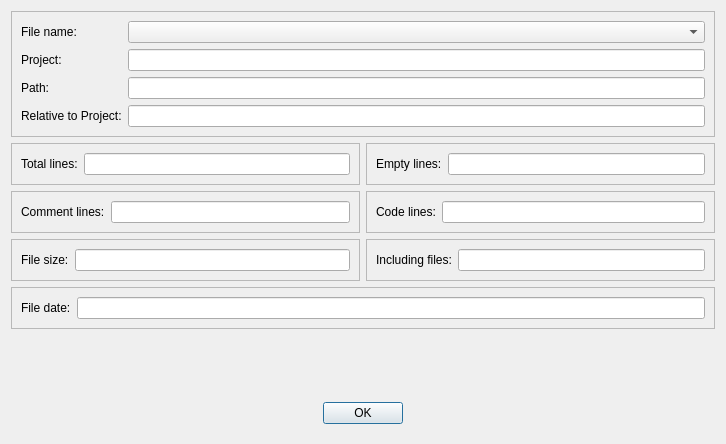
royqh1979/RedPanda-CPP, file RedPandaIDE/widgets/filepropertiesdialog.ui: the form before one commit.
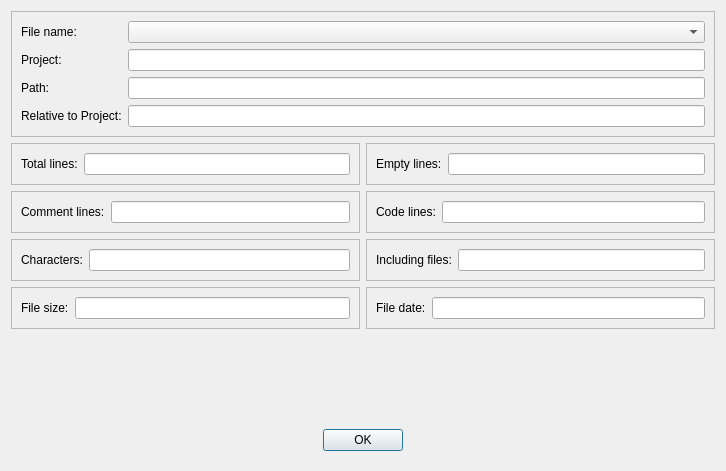
The form after the commit.

Commit message: - enhancement: Just keeping two digits after the decimal point for file size in the file properties dialog.

```diff
--- a/RedPandaIDE/widgets/filepropertiesdialog.ui
+++ b/RedPandaIDE/widgets/filepropertiesdialog.ui
@@ -7,7 +7,7 @@
     <x>0</x>
     <y>0</y>
     <width>726</width>
-    <height>444</height>
+    <height>471</height>
    </rect>
   </property>
   <property name="windowTitle">
@@ -228,58 +228,6 @@
      </property>
     </spacer>
    </item>
-   <item row="3" column="0">
-    <widget class="QFrame" name="frame_6">
-     <property name="frameShape">
-      <enum>QFrame::StyledPanel</enum>
-     </property>
-     <property name="frameShadow">
-      <enum>QFrame::Raised</enum>
-     </property>
-     <layout class="QHBoxLayout" name="horizontalLayout_5">
-      <item>
-       <widget class="QLabel" name="label_9">
-        <property name="text">
-         <string>File size:</string>
-        </property>
-       </widget>
-      </item>
-      <item>
-       <widget class="QLineEdit" name="txtFileSize">
-        <property name="readOnly">
-         <bool>true</bool>
-        </property>
-       </widget>
-      </item>
-     </layout>
-    </widget>
-   </item>
-   <item row="4" column="0" colspan="2">
-    <widget class="QFrame" name="frame_8">
-     <property name="frameShape">
-      <enum>QFrame::StyledPanel</enum>
-     </property>
-     <property name="frameShadow">
-      <enum>QFrame::Raised</enum>
-     </property>
-     <layout class="QHBoxLayout" name="horizontalLayout_7">
-      <item>
-       <widget class="QLabel" name="label_11">
-        <property name="text">
-         <string>File date:</string>
-        </property>
-       </widget>
-      </item>
-      <item>
-       <widget class="QLineEdit" name="txtFileDate">
-        <property name="readOnly">
-         <bool>true</bool>
-        </property>
-       </widget>
-      </item>
-     </layout>
-    </widget>
-   </item>
    <item row="6" column="0" colspan="2">
     <widget class="QWidget" name="widget" native="true">
      <layout class="QHBoxLayout" name="horizontalLayout_8">
@@ -319,6 +267,84 @@
      </layout>
     </widget>
    </item>
+   <item row="4" column="1">
+    <widget class="QFrame" name="frame_8">
+     <property name="frameShape">
+      <enum>QFrame::StyledPanel</enum>
+     </property>
+     <property name="frameShadow">
+      <enum>QFrame::Raised</enum>
+     </property>
+     <layout class="QHBoxLayout" name="horizontalLayout_7">
+      <item>
+       <widget class="QLabel" name="label_11">
+        <property name="text">
+         <string>File date:</string>
+        </property>
+       </widget>
+      </item>
+      <item>
+       <widget class="QLineEdit" name="txtFileDate">
+        <property name="readOnly">
+         <bool>true</bool>
+        </property>
+       </widget>
+      </item>
+     </layout>
+    </widget>
+   </item>
+   <item row="4" column="0">
+    <widget class="QFrame" name="frame_6">
+     <property name="frameShape">
+      <enum>QFrame::StyledPanel</enum>
+     </property>
+     <property name="frameShadow">
+      <enum>QFrame::Raised</enum>
+     </property>
+     <layout class="QHBoxLayout" name="horizontalLayout_5">
+      <item>
+       <widget class="QLabel" name="label_9">
+        <property name="text">
+         <string>File size:</string>
+        </property>
+       </widget>
+      </item>
+      <item>
+       <widget class="QLineEdit" name="txtFileSize">
+        <property name="readOnly">
+         <bool>true</bool>
+        </property>
+       </widget>
+      </item>
+     </layout>
+    </widget>
+   </item>
+   <item row="3" column="0">
+    <widget class="QFrame" name="frame_9">
+     <property name="frameShape">
+      <enum>QFrame::StyledPanel</enum>
+     </property>
+     <property name="frameShadow">
+      <enum>QFrame::Raised</enum>
+     </property>
+     <layout class="QHBoxLayout" name="horizontalLayout_9">
+      <item>
+       <widget class="QLabel" name="label_12">
+        <property name="text">
+         <string>Characters:</string>
+        </property>
+       </widget>
+      </item>
+      <item>
+       <widget class="QLineEdit" name="txtCharacters">
+        <property name="readOnly">
+         <bool>true</bool>
+        </property>
+       </widget>
+      </item>
+     </layout>
+    </widget>
+   </item>
   </layout>
  </widget>
  <resources/>
```
The commit also changes 7 other files.
